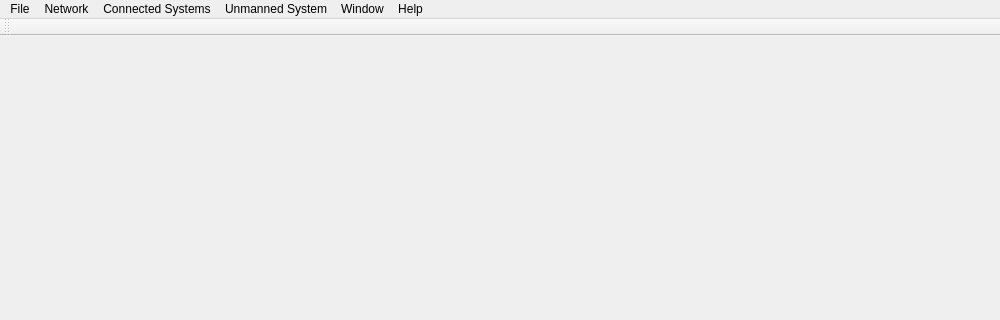
First picture: the form in src/ui/MainWindow.ui, repository mavlink/qgroundcontrol, before the edit; both pictures show x 0 to 1000 and y 0 to 320 of the 1000 by 800 pixel window.
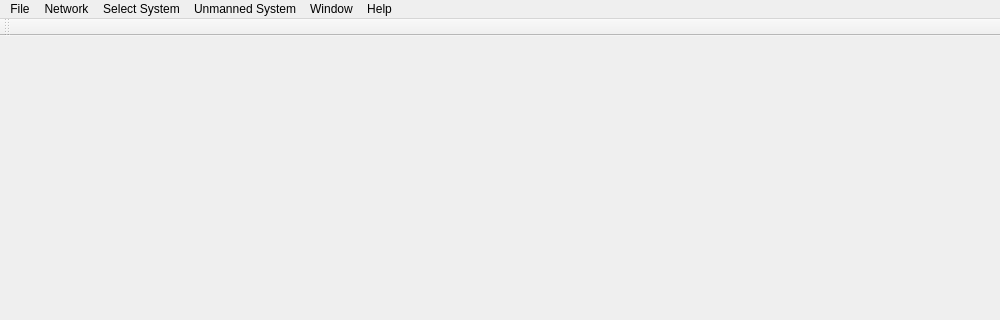
Second picture: the form after the edit. Icons and pictures are not drawn.

Patch:
```diff
--- a/src/ui/MainWindow.ui
+++ b/src/ui/MainWindow.ui
@@ -89,7 +89,7 @@
    </widget>
    <widget class="QMenu" name="menuConnected_Systems">
     <property name="title">
-     <string>Connected Systems</string>
+     <string>Select System</string>
     </property>
    </widget>
    <addaction name="menuMGround"/>
```
